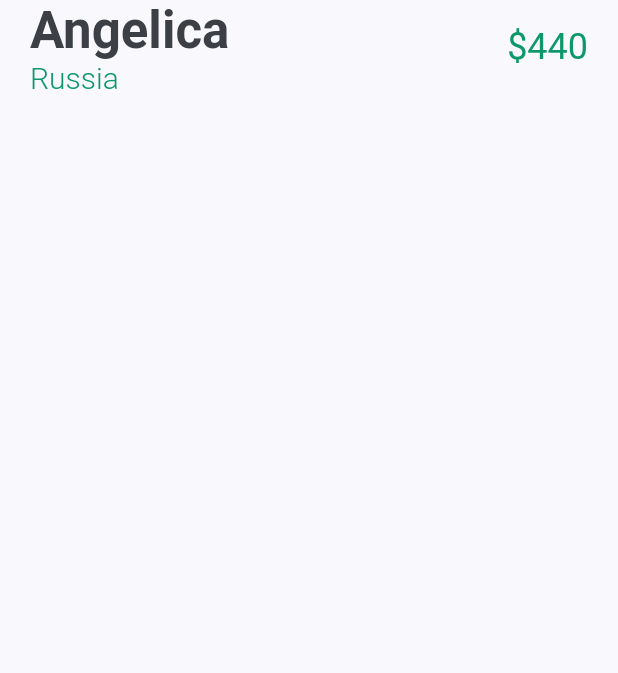
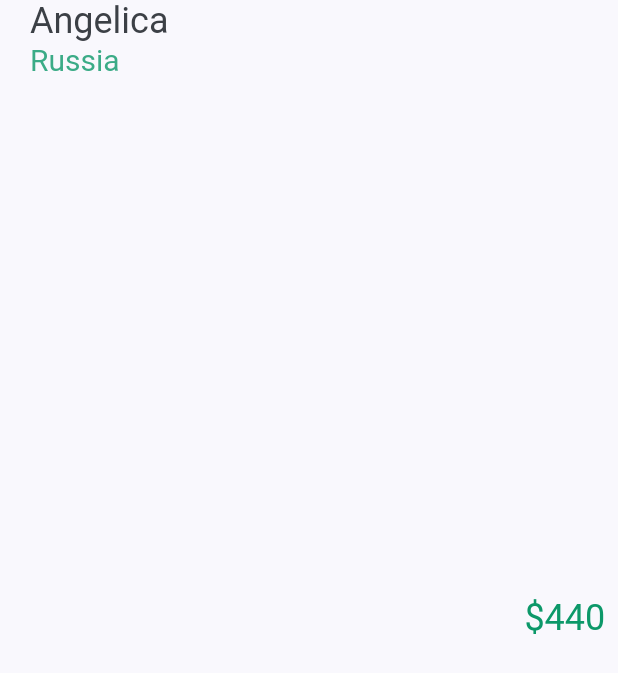
Before and after one commit to PlantCare372/PlantCare-FE, a Flutter app: the TitleAndPrice widget shown alone on an empty page, opened directly, on a phone screen of 412 x 824 dp. Shown: the top 673 px of the screen. Run offline on Flutter 3.47's test engine with Material 2 defaults, Android fonts, the phone set to English and light mode, and no system bars; our stand-ins replace camera, flutter_local_notifications, flutter_svg, timezone; network calls fail.

Commit message:
fix some bugs

```diff
--- a/plant_care_fe/lib/screens/details/components/title_and_price.dart
+++ b/plant_care_fe/lib/screens/details/components/title_and_price.dart
@@ -15,30 +15,37 @@ class TitleAndPrice extends StatelessWidget {
 
   @override
   Widget build(BuildContext context) {
+    Size size = MediaQuery.of(context).size;
     return Padding(
       padding: const EdgeInsets.symmetric(horizontal: kDefaultPadding),
       child: Row(
         children: <Widget>[
-          RichText(
-            text: TextSpan(
-              children: [
-                TextSpan(
-                  text: "$title\n",
-                  style: Theme.of(context)
-                      .textTheme
-                      .headline4
-                      .copyWith(color: kTextColor, fontWeight: FontWeight.bold),
+          Column(
+                    children: <Widget>[
+                        Container(
+                          width: size.width*0.8,
+                          child: Text(
+                          title,
+                          style: Theme.of(context).textTheme
+                          .headline5
+                          ,
+                          overflow: TextOverflow.ellipsis,
                         ),
-                TextSpan(
-                  text: country,
+                        ),
+                        Container(
+                          width: size.width*0.8,
+                          child:
+                          Text(
+                          country,
+                          textAlign: TextAlign.left,
                           style: TextStyle(
                           fontSize: 20,
-                    color: kPrimaryColor,
-                    fontWeight: FontWeight.w300,
+                          color: kPrimaryColor.withOpacity(0.8),
+                          ),
+                          overflow: TextOverflow.ellipsis,
                         ),
                         ),
                       ],
-            ),
                     ),
           Spacer(),
           Text(
--- a/plant_care_fe/lib/screens/details/details_screen.dart
+++ b/plant_care_fe/lib/screens/details/details_screen.dart
@@ -54,7 +54,10 @@ class DetailsState extends State<DetailsScreen>{
             image: listRes['image'] == null? 'assets/images/blank-tree.png' : listRes['image'].toString(),
           ),
           TitleAndPrice(
-              title: listRes['name'].toString(), country: listRes['country'].toString(), price: listRes['price']),
+              title: listRes['name'].toString(),
+              country: listRes['country'] == null ? 'No country found' : listRes['country'].toString(),
+              price: listRes['price'] == null? 0 : listRes['price'],
+              ),
           SizedBox(height: kDefaultPadding),
           Row(
             children: <Widget>[
--- a/plant_care_fe/lib/screens/home/components/recomend_plants.dart
+++ b/plant_care_fe/lib/screens/home/components/recomend_plants.dart
@@ -10,7 +10,7 @@ class RecommendsPlants extends StatelessWidget {
   @override
   Widget build(BuildContext context) {
     Size size = MediaQuery.of(context).size;
-    return listRes_recommend == null? Container() :GridView.builder(
+    return listRes_recommend == null? Container() : GridView.builder(
           itemCount: 5,
           scrollDirection: Axis.horizontal,
           gridDelegate: SliverGridDelegateWithFixedCrossAxisCount(
@@ -75,7 +75,7 @@ class RecommendsPlants extends StatelessWidget {
                           listRes_recommend[index]['country'].toString(),
                           textAlign: TextAlign.left,
                           style: TextStyle(
-                          color: kPrimaryColor.withOpacity(0.5),
+                          color: kPrimaryColor.withOpacity(0.8),
                           ),
                           overflow: TextOverflow.ellipsis,
                         ),
@@ -83,7 +83,7 @@ class RecommendsPlants extends StatelessWidget {
                     ),
                   Spacer(),
                   Text(
-                    listRes_recommend[index]['price'].toString(),
+                    listRes_recommend[index]['price'] == null? "\$0" : "\$" + listRes_recommend[index]['price'].toString(),
                     style: Theme.of(context)
                         .textTheme
                         .button
```
Also changed, not shown: plant_care_fe/lib/screens/recommend_list/recommend_list_screen.dart (+5 -4 lines). Lines whose indentation alone changed are shown as unchanged.
